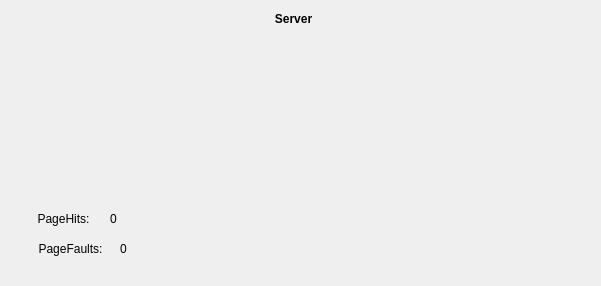
Above: ServerMCG/mainwindow.ui from CarlosCL13/MemoryCardGamePIDII before the change. Below: the same form after it.
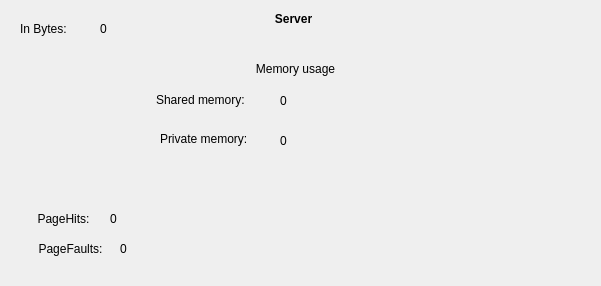
That is the form after the change.

Commit message: Added functionality to change the state of cards when removing them from memory, display memory usage, shuffling, and a way to fix the issue when images don't load so the game doesn't stop

```diff
--- a/ServerMCG/mainwindow.ui
+++ b/ServerMCG/mainwindow.ui
@@ -510,6 +510,100 @@
      <string>0</string>
     </property>
    </widget>
+   <widget class="QLabel" name="lblMUtitle">
+    <property name="geometry">
+     <rect>
+      <x>240</x>
+      <y>60</y>
+      <width>111</width>
+      <height>17</height>
+     </rect>
+    </property>
+    <property name="text">
+     <string>Memory usage</string>
+    </property>
+    <property name="alignment">
+     <set>Qt::AlignCenter</set>
+    </property>
+   </widget>
+   <widget class="QLabel" name="lblinbytes">
+    <property name="geometry">
+     <rect>
+      <x>20</x>
+      <y>20</y>
+      <width>67</width>
+      <height>17</height>
+     </rect>
+    </property>
+    <property name="text">
+     <string>In Bytes:</string>
+    </property>
+   </widget>
+   <widget class="QLabel" name="lblbytes">
+    <property name="geometry">
+     <rect>
+      <x>100</x>
+      <y>20</y>
+      <width>67</width>
+      <height>17</height>
+     </rect>
+    </property>
+    <property name="text">
+     <string>0</string>
+    </property>
+   </widget>
+   <widget class="QLabel" name="lblprivate">
+    <property name="geometry">
+     <rect>
+      <x>280</x>
+      <y>130</y>
+      <width>91</width>
+      <height>21</height>
+     </rect>
+    </property>
+    <property name="text">
+     <string>0</string>
+    </property>
+   </widget>
+   <widget class="QLabel" name="lblshared">
+    <property name="geometry">
+     <rect>
+      <x>280</x>
+      <y>90</y>
+      <width>111</width>
+      <height>21</height>
+     </rect>
+    </property>
+    <property name="text">
+     <string>0</string>
+    </property>
+   </widget>
+   <widget class="QLabel" name="lblsharetitle">
+    <property name="geometry">
+     <rect>
+      <x>156</x>
+      <y>90</y>
+      <width>121</width>
+      <height>20</height>
+     </rect>
+    </property>
+    <property name="text">
+     <string>Shared memory:</string>
+    </property>
+   </widget>
+   <widget class="QLabel" name="label">
+    <property name="geometry">
+     <rect>
+      <x>160</x>
+      <y>130</y>
+      <width>111</width>
+      <height>17</height>
+     </rect>
+    </property>
+    <property name="text">
+     <string>Private memory:</string>
+    </property>
+   </widget>
   </widget>
  </widget>
  <resources/>
```
The commit also changes 7 other files.
